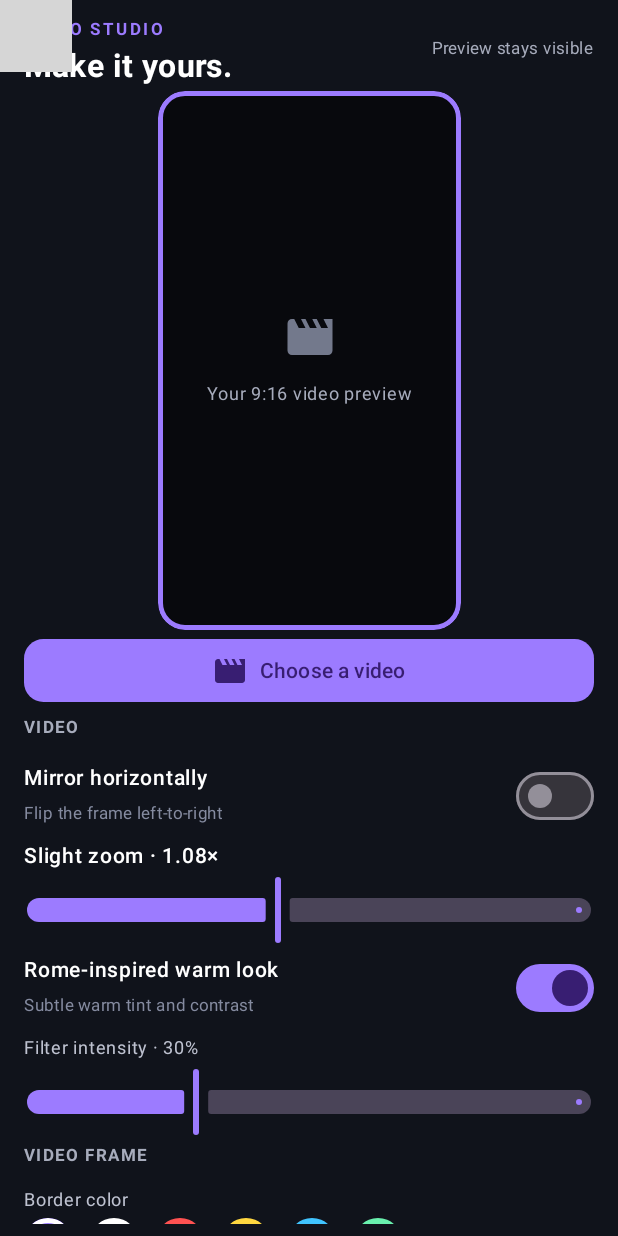
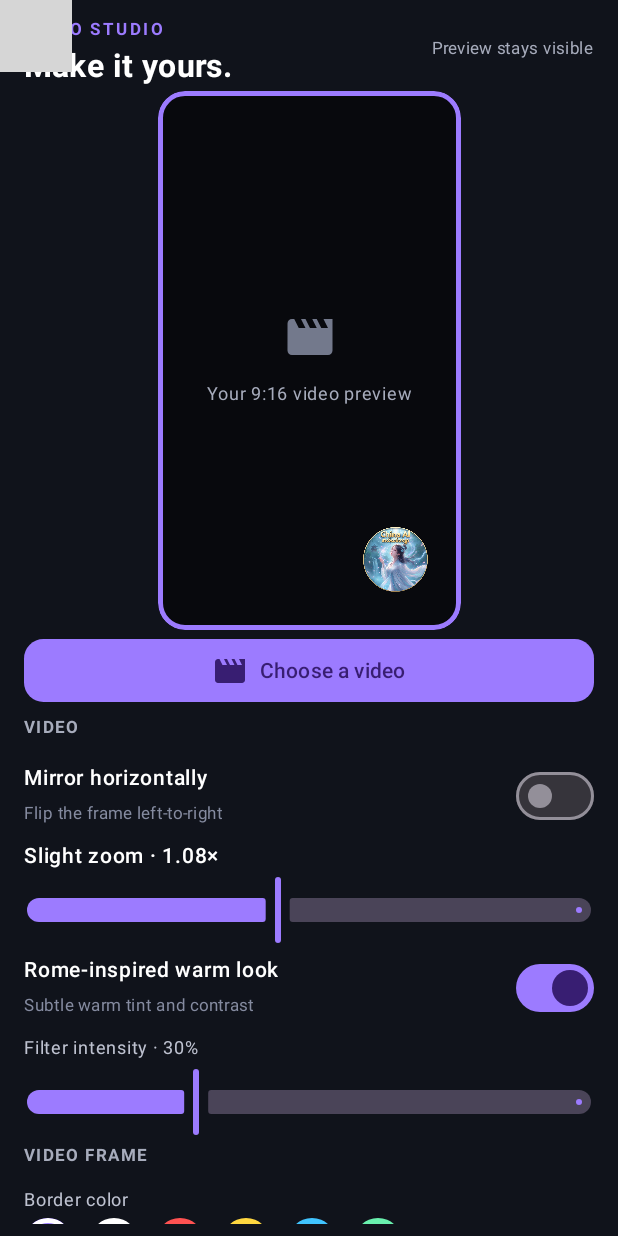
Before and after one commit to yelin19/VideoEditing-, an Android app built with Jetpack Compose: the screen it shows after launch (MainActivity), on a phone screen of 412 x 824 dp. Run offline under Robolectric (Android 15) with nearby library versions, the phone set to English and light mode, and no system bars; 2 statements that could not run were skipped; grey boxes are pictures that could not be loaded.

Commit message:
Bundle circular China AI logo and smooth caption ticker

```diff
--- a/app/src/main/java/com/example/videoediting/MainActivity.kt
+++ b/app/src/main/java/com/example/videoediting/MainActivity.kt
@@ -90,6 +90,7 @@ import java.nio.ByteBuffer
 import java.util.UUID
 import kotlin.math.abs
 import kotlin.math.roundToInt
+import kotlin.math.roundToLong
 import kotlinx.coroutines.delay
 import kotlinx.coroutines.isActive
 
@@ -116,7 +117,15 @@ private fun EditorScreen() {
     val context = LocalContext.current
     val density = LocalDensity.current
     val prefs = remember { context.getSharedPreferences("video_editing", Context.MODE_PRIVATE) }
-    var savedLogo by remember { mutableStateOf(readValidLogo(prefs)) }
+    val logoPrefsInitialized = remember(prefs) {
+        if (!prefs.getBoolean("china_ai_default_logo_v1", false)) {
+            prefs.edit().remove("custom_logo_path").putBoolean("china_ai_default_logo_v1", true).apply()
+        }
+        true
+    }
+    var savedLogo by remember(logoPrefsInitialized) { mutableStateOf(readValidLogo(prefs)) }
+    val bundledLogo = remember(context) { runCatching { copyBundledLogo(context) }.getOrNull() }
+    val activeLogo = savedLogo ?: bundledLogo
     var videoUri by remember { mutableStateOf<Uri?>(null) }
     var audioUri by remember { mutableStateOf<Uri?>(null) }
     var mirror by remember { mutableStateOf(false) }
@@ -210,7 +219,7 @@ private fun EditorScreen() {
                 }
                 if (warmEnabled && videoUri != null) Box(Modifier.fillMaxSize().background(Color(0xFFFF9F4C).copy(alpha = warmAmount * .48f)))
                 if (blurEnabled && videoUri != null) InteractiveBlurBox(blurRect, blurStrength, Modifier.fillMaxSize(), onChange = { blurRect = it })
-                savedLogo?.let { file ->
+                activeLogo?.let { file ->
                     val isGif = file.extension.equals("gif", ignoreCase = true)
                     val bitmap = remember(file.absolutePath) { if (isGif) null else decodeLogoPreview(file)?.asImageBitmap() }
                     val animatedDrawable = remember(file.absolutePath) {
@@ -345,28 +354,28 @@ private fun EditorScreen() {
         SectionTitle("SAVED LOGO WATERMARK")
         Row(Modifier.fillMaxWidth(), verticalAlignment = Alignment.CenterVertically) {
             Box(Modifier.size(54.dp).clip(RoundedCornerShape(11.dp)).background(Color(0xFF292E3B)), contentAlignment = Alignment.Center) {
-                val bmp = remember(savedLogo?.absolutePath) { savedLogo?.let { decodeLogoPreview(it)?.asImageBitmap() } }
+                val bmp = remember(activeLogo?.absolutePath) { activeLogo?.let { decodeLogoPreview(it)?.asImageBitmap() } }
                 if (bmp != null) androidx.compose.foundation.Image(bmp, null, Modifier.fillMaxSize().padding(5.dp), contentScale = ContentScale.Fit)
                 else Icon(Icons.Default.AddPhotoAlternate, null, tint = Color(0xFF858BA0))
             }
             Spacer(Modifier.width(12.dp))
             Column(Modifier.weight(1f)) {
-                Text(if (savedLogo == null) "No logo selected" else "Custom logo saved", color = Color.White, fontWeight = FontWeight.SemiBold, fontSize = 14.sp)
-                Text("Stored separately on this device · automatically added to previews and exports", color = Color(0xFFA7ACBC), fontSize = 11.sp)
+                Text(if (savedLogo == null) "Built-in China AI logo" else "Custom logo saved", color = Color.White, fontWeight = FontWeight.SemiBold, fontSize = 14.sp)
+                Text(if (savedLogo == null) "Included in the APK · drag and resize in preview" else "Saved on this device · automatically used in previews and exports", color = Color(0xFFA7ACBC), fontSize = 11.sp)
             }
-            if (savedLogo != null) IconButton(onClick = { savedLogo?.delete(); prefs.edit().remove("custom_logo_path").remove("logo_crop_x").remove("logo_crop_y").remove("logo_crop_w").remove("logo_crop_h").apply(); savedLogo = null }) { Icon(Icons.Default.Close, "Remove Logo", tint = Color(0xFFCF9DA6)) }
+            if (savedLogo != null) IconButton(onClick = { savedLogo?.delete(); prefs.edit().remove("custom_logo_path").apply(); savedLogo = null }) { Icon(Icons.Default.Close, "Use built-in logo", tint = Color(0xFFCF9DA6)) }
         }
         Spacer(Modifier.height(8.dp))
         OutlinedButton(onClick = { imagePicker.launch(PickVisualMediaRequest(ActivityResultContracts.PickVisualMedia.ImageOnly)) }, modifier = Modifier.fillMaxWidth().height(46.dp), shape = RoundedCornerShape(14.dp)) {
-            Icon(Icons.Default.PhotoCamera, null); Spacer(Modifier.width(7.dp)); Text(if (savedLogo == null) "Choose Logo" else "Change Logo")
+            Icon(Icons.Default.PhotoCamera, null); Spacer(Modifier.width(7.dp)); Text(if (savedLogo == null) "Choose another logo" else "Change Logo")
         }
         Text("PNG/JPG are still images. GIF logos animate and loop. Drag the logo in the preview to move; pinch with two fingers to resize.", color = Color(0xFF858BA0), fontSize = 11.sp, modifier = Modifier.padding(top = 6.dp))
-        if (savedLogo != null) TextButton(onClick = {
+        if (activeLogo != null) TextButton(onClick = {
             logoPosition = LogoPosition()
             logoScale = 1f
             prefs.edit().putFloat("logo_x", logoPosition.x).putFloat("logo_y", logoPosition.y).putFloat("logo_scale", 1f).apply()
         }, modifier = Modifier.align(Alignment.CenterHorizontally)) { Text("Reset logo position") }
-        if (savedLogo != null) {
+        if (activeLogo != null) {
             Text("Logo size · ${(logoScale * 100).roundToInt()}%", color = Color(0xFFBEC2D0), fontSize = 12.sp)
             Slider(value = logoScale, onValueChange = { logoScale = it; prefs.edit().putFloat("logo_scale", it).apply() }, valueRange = .4f..2.2f)
             Text("Logo left / right · ${(logoPosition.x * 100).roundToInt()}%", color = Color(0xFFBEC2D0), fontSize = 12.sp)
@@ -380,7 +389,7 @@ private fun EditorScreen() {
                 }
             }
         }
-        if (savedLogo != null) TextButton(onClick = { savedLogo?.delete(); prefs.edit().remove("custom_logo_path").remove("logo_crop_x").remove("logo_crop_y").remove("logo_crop_w").remove("logo_crop_h").apply(); savedLogo = null }, modifier = Modifier.align(Alignment.CenterHorizontally)) { Text("Remove Logo", color = Color(0xFFCF9DA6)) }
+        if (savedLogo != null) TextButton(onClick = { savedLogo?.delete(); prefs.edit().remove("custom_logo_path").apply(); savedLogo = null }, modifier = Modifier.align(Alignment.CenterHorizontally)) { Text("Use built-in logo", color = Color(0xFFCF9DA6)) }
         }
 
         Spacer(Modifier.height(16.dp))
@@ -400,7 +409,7 @@ private fun EditorScreen() {
                         add(Presentation.createForWidthAndHeight(OUTPUT_WIDTH, OUTPUT_HEIGHT, Presentation.LAYOUT_SCALE_TO_FIT))
                         if (warmEnabled && warmAmount > 0f) add(OverlayEffect(listOf(BitmapOverlay.createStaticBitmapOverlay(makeWarmOverlay(warmAmount), fullFrameOverlaySettings()))))
                         if (blurEnabled) add(OverlayEffect(listOf(BitmapOverlay.createStaticBitmapOverlay(makeBlurCoverOverlay(blurRect, blurStrength), fullFrameOverlaySettings()))))
-                        savedLogo?.takeIf { it.isFile }?.let { add(OverlayEffect(listOf(createLogoOverlay(it, logoPosition, logoScale)))) }
+                        activeLogo?.takeIf { it.isFile }?.let { add(OverlayEffect(listOf(createLogoOverlay(it, logoPosition, logoScale)))) }
                         if (scrollingCaption.isNotBlank()) add(OverlayEffect(listOf(ScrollingCaptionOverlay(scrollingCaption))))
                         if (subtitleCues.isNotEmpty()) add(OverlayEffect(listOf(TimedSubtitleOverlay(
                             subtitleCues, subtitleOffsetMs.toLong(), subtitleRenderFontPx, subtitleColorHex, subtitlePositionX, subtitlePositionY
@@ -688,7 +697,12 @@ private fun fullFrameOverlaySettings(): OverlaySettings = OverlaySettings.Builde
 private fun ScrollingCaptionPreview(text: String, modifier: Modifier = Modifier) {
     Text(
         text = "   $text   •   $text   •   ",
-        modifier = modifier.background(Color.Black.copy(alpha = .68f)).basicMarquee(iterations = Int.MAX_VALUE).padding(horizontal = 8.dp, vertical = 5.dp),
+        modifier = modifier.background(Color.Black.copy(alpha = .68f)).basicMarquee(
+            iterations = Int.MAX_VALUE,
+            initialDelayMillis = 0,
+            repeatDelayMillis = 0,
+            velocity = 30.dp
+        ).padding(horizontal = 8.dp, vertical = 5.dp),
         color = Color.White,
         fontSize = 13.sp,
         fontWeight = FontWeight.SemiBold,
@@ -791,13 +805,13 @@ private class ScrollingCaptionOverlay(private val text: String) : BitmapOverlay(
         textSize = 42f
         typeface = Typeface.create("sans-serif-medium", Typeface.NORMAL)
     }
-    private val durationUs = 8_000_000L
+    private val message = "   $text   •   "
+    private val durationUs = (((OUTPUT_WIDTH + textPaint.measureText(message)) / 90f) * 1_000_000L).roundToLong().coerceAtLeast(1L)
 
     override fun getBitmap(presentationTimeUs: Long): Bitmap {
         bitmap.eraseColor(AndroidColor.TRANSPARENT)
         val bandTop = OUTPUT_HEIGHT - 86f
         canvas.drawRect(0f, bandTop, OUTPUT_WIDTH.toFloat(), OUTPUT_HEIGHT.toFloat(), backgroundPaint)
-        val message = "   $text   •   "
         val textWidth = textPaint.measureText(message)
         val phase = (presentationTimeUs.coerceAtLeast(0L) % durationUs).toFloat() / durationUs
         canvas.drawText(message, OUTPUT_WIDTH - phase * (OUTPUT_WIDTH + textWidth), OUTPUT_HEIGHT - 29f, textPaint)
@@ -1029,6 +1043,17 @@ private fun readValidLogo(prefs: android.content.SharedPreferences): File? {
     return File(path).takeIf { it.isFile && it.length() > 0 }
 }
 
+private fun copyBundledLogo(context: Context): File {
+    val target = File(context.filesDir, "bundled-china-ai-logo.png")
+    if (!target.isFile || target.length() == 0L) {
+        context.resources.openRawResource(R.raw.bundled_china_ai_logo).use { input ->
+            target.outputStream().use { output -> input.copyTo(output) }
+        }
+    }
+    check(target.isFile && target.length() > 0L) { "The built-in logo could not be loaded" }
+    return target
+}
+
 private fun decodeLogoPreview(file: File): Bitmap? {
     val bounds = BitmapFactory.Options().apply { inJustDecodeBounds = true }
     BitmapFactory.decodeFile(file.absolutePath, bounds)
```
Also changed, not shown: app/src/main/res/raw/bundled_china_ai_logo.png (added), 1 other file.
